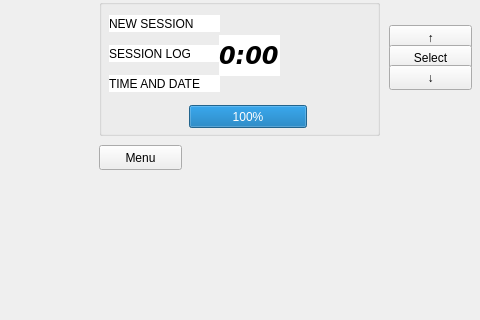
Above: mainwindow.ui from SaiPaladugu/neureset-comp3004 before the change; both pictures show x 151 to 631 and y 135 to 455 of the 796 by 455 pixel window. Below: the same form after it.
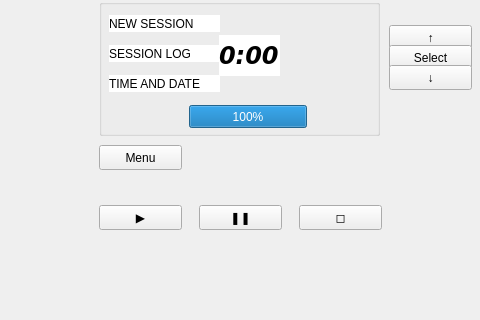
That is the form after the change.

Patch:
```diff
--- a/mainwindow.ui
+++ b/mainwindow.ui
@@ -239,6 +239,45 @@
      <string>↓</string>
     </property>
    </widget>
+   <widget class="QPushButton" name="start">
+    <property name="geometry">
+     <rect>
+      <x>250</x>
+      <y>340</y>
+      <width>83</width>
+      <height>25</height>
+     </rect>
+    </property>
+    <property name="text">
+     <string>▶</string>
+    </property>
+   </widget>
+   <widget class="QPushButton" name="pause">
+    <property name="geometry">
+     <rect>
+      <x>350</x>
+      <y>340</y>
+      <width>83</width>
+      <height>25</height>
+     </rect>
+    </property>
+    <property name="text">
+     <string>❚❚</string>
+    </property>
+   </widget>
+   <widget class="QPushButton" name="stop">
+    <property name="geometry">
+     <rect>
+      <x>450</x>
+      <y>340</y>
+      <width>83</width>
+      <height>25</height>
+     </rect>
+    </property>
+    <property name="text">
+     <string>◻</string>
+    </property>
+   </widget>
   </widget>
  </widget>
  <resources/>
```
